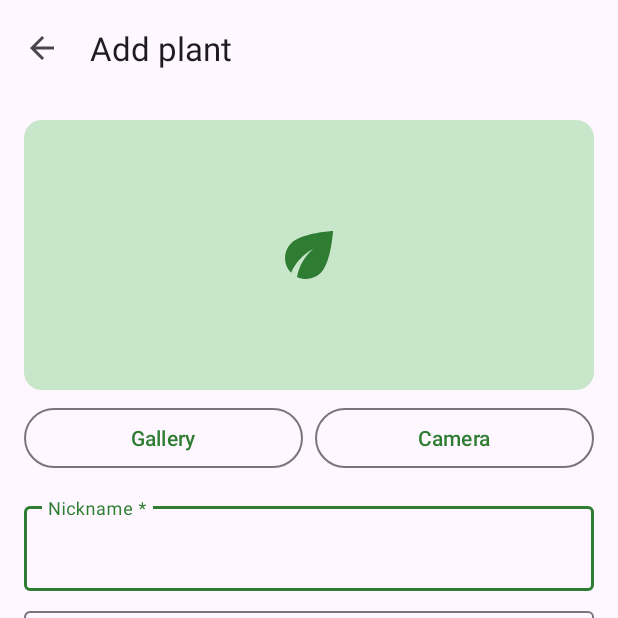
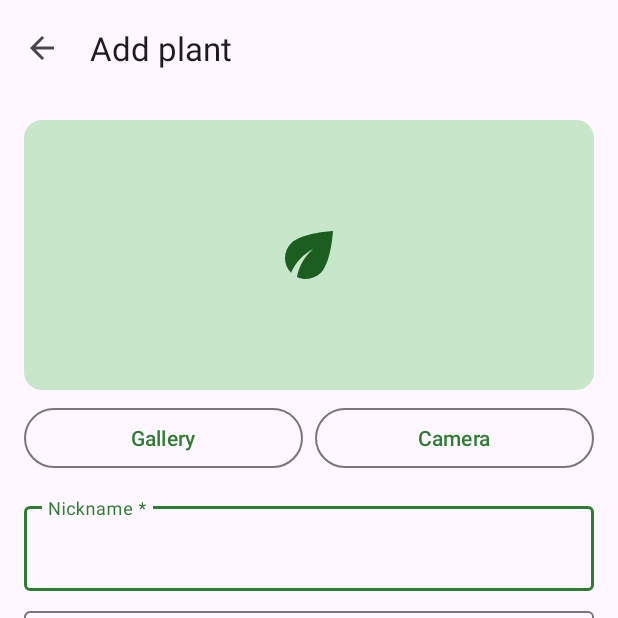
Before and after one commit to mastouridhia/WaterWise, an Android app: the AddEditPlantActivity screen opened directly, with no data from a screen before it, on a phone screen of 412 x 824 dp, the top half of it. Run offline under Robolectric (Android 15) with nearby library versions, the phone set to English and light mode, and no system bars; our stand-ins replace Room's generated code; pictures from the network do not load.

```diff
--- a/app/src/main/res/drawable/ic_plant_placeholder.xml
+++ b/app/src/main/res/drawable/ic_plant_placeholder.xml
@@ -4,6 +4,6 @@
     android:viewportWidth="24"
     android:viewportHeight="24">
     <path
-        android:fillColor="@color/green_700"
+        android:fillColor="?attr/colorOnPrimaryContainer"
         android:pathData="M6.05,8.05c-2.73,2.73 -2.73,7.15 -0.02,9.88c1.47,-3.4 4.09,-6.24 7.36,-7.93c-2.77,2.34 -4.71,5.61 -5.39,9.32c2.6,1.23 5.8,0.78 7.95,-1.37C19.43,14.47 20,4 20,4S9.53,4.57 6.05,8.05z" />
 </vector>
--- a/app/src/main/res/layout/activity_plant_detail.xml
+++ b/app/src/main/res/layout/activity_plant_detail.xml
@@ -140,8 +140,10 @@
         android:layout_height="wrap_content"
         android:layout_margin="16dp"
         android:text="@string/water_now"
+        android:textColor="?attr/colorOnSecondary"
         app:backgroundTint="?attr/colorSecondary"
         app:icon="@drawable/ic_water_drop"
+        app:iconTint="?attr/colorOnSecondary"
         app:iconGravity="textStart" />
 
 </LinearLayout>
--- a/app/src/main/res/values/strings.xml
+++ b/app/src/main/res/values/strings.xml
@@ -96,8 +96,8 @@
 
     <!-- Auto-fill from species -->
     <string name="care_loading">Loading care info…</string>
-    <string name="care_filled">From Perenual: water every %1$d days · %2$s</string>
-    <string name="care_filled_no_sun">From Perenual: water every %d days</string>
+    <string name="care_filled">From Perenual: %1$s · %2$s</string>
+    <string name="care_filled_no_sun">From Perenual: %s</string>
     <string name="care_manual_title">How much water does it need?</string>
     <string name="care_manual_message_locked">Care details for this species are not in the free plan. Choose a watering level:</string>
     <string name="care_manual_message_offline">Care details could not be loaded. Choose a watering level:</string>
@@ -181,7 +181,7 @@
     <string name="log_detail_rain">It rained %s mm: the rain watered it</string>
     <string name="log_detail_heat">Heat wave (%s °C): it dries faster</string>
 
-    <string name="care_manual_chosen">Watering every %d days (chosen manually)</string>
+    <string name="care_manual_chosen">%s (chosen manually)</string>
     <string-array name="watering_levels">
         <item>Frequent (every 3 days)</item>
         <item>Average (every 7 days)</item>
```
Also changed, not shown: app/src/main/java/com/waterwise/app/ui/plants/AddEditPlantActivity.java (+9 -3 lines).
